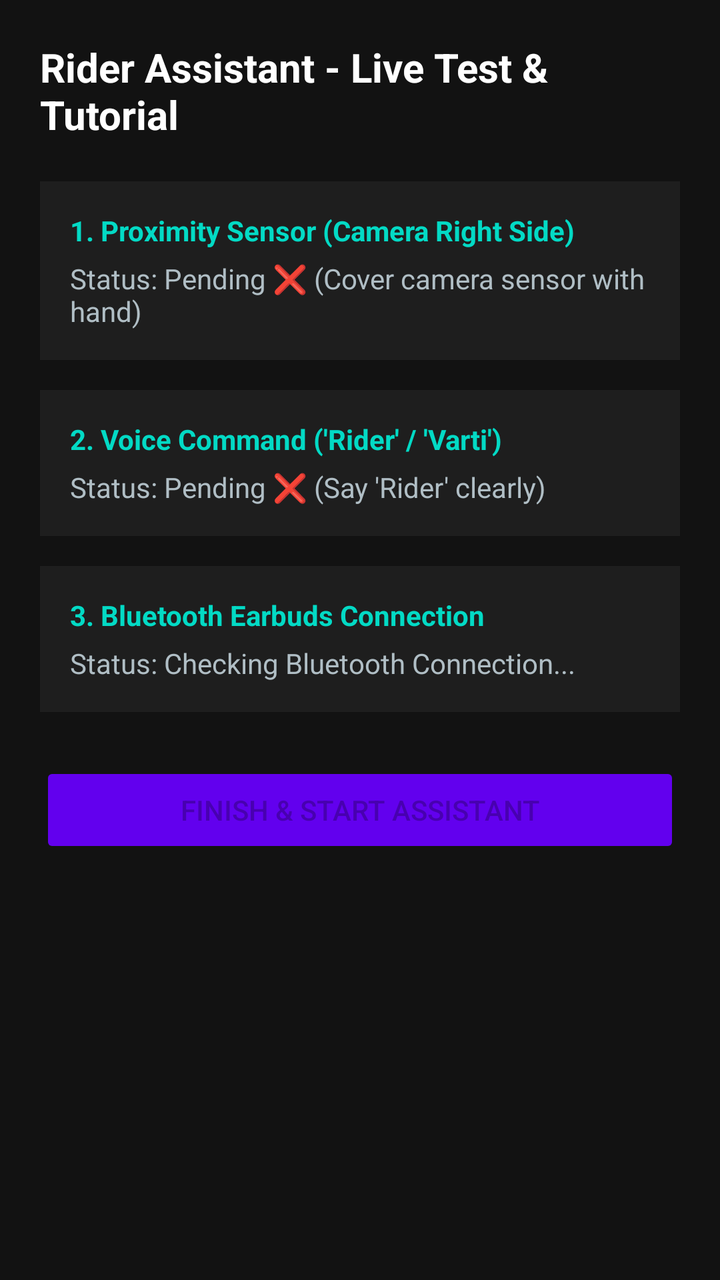
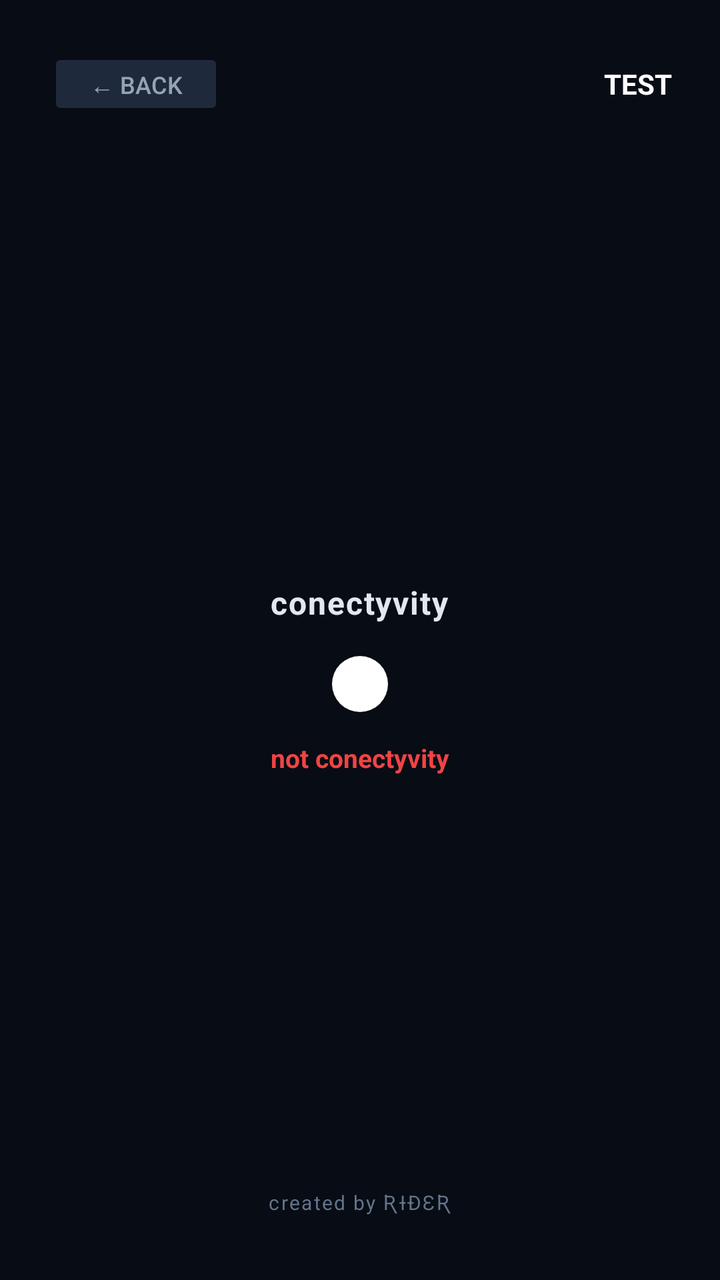

Compare the two renders of this Android layout. The source of the first and the diff that turns it into the second are given below.
<!-- AndroidManifest.xml: application theme Theme.RiderAssistant -->
<!-- res/layout/activity_tutorial.xml -->
<?xml version="1.0" encoding="utf-8"?>
<LinearLayout xmlns:android="http://schemas.android.com/apk/res/android"
    android:layout_width="match_parent"
    android:layout_height="match_parent"
    android:orientation="vertical"
    android:padding="20dp"
    android:gravity="center_horizontal"
    android:background="#121212">

    <TextView
        android:layout_width="wrap_content"
        android:layout_height="wrap_content"
        android:text="Rider Assistant - Live Test &amp; Tutorial"
        android:textSize="20sp"
        android:textStyle="bold"
        android:textColor="#FFFFFF"
        android:layout_marginBottom="20dp"/>

    
    <LinearLayout
        android:layout_width="match_parent"
        android:layout_height="wrap_content"
        android:orientation="vertical"
        android:background="#1E1E1E"
        android:padding="15dp"
        android:layout_marginBottom="15dp">

        <TextView
            android:layout_width="wrap_content"
            android:layout_height="wrap_content"
            android:text="1. Proximity Sensor (Camera Right Side)"
            android:textColor="#03DAC5"
            android:textStyle="bold"/>

        <TextView
            android:id="@+id/txtProxStatus"
            android:layout_width="wrap_content"
            android:layout_height="wrap_content"
            android:text="Status: Pending ❌ (Cover camera sensor with hand)"
            android:textColor="#B0BEC5"
            android:layout_marginTop="5dp"/>
    </LinearLayout>

    
    <LinearLayout
        android:layout_width="match_parent"
        android:layout_height="wrap_content"
        android:orientation="vertical"
        android:background="#1E1E1E"
            android:padding="15dp"
        android:layout_marginBottom="15dp">

        <TextView
            android:layout_width="wrap_content"
            android:layout_height="wrap_content"
            android:text="2. Voice Command ('Rider' / 'Varti')"
            android:textColor="#03DAC5"
            android:textStyle="bold"/>

        <TextView
            android:id="@+id/txtVoiceStatus"
            android:layout_width="wrap_content"
            android:layout_height="wrap_content"
            android:text="Status: Pending ❌ (Say 'Rider' clearly)"
            android:textColor="#B0BEC5"
            android:layout_marginTop="5dp"/>
    </LinearLayout>

    
    <LinearLayout
        android:layout_width="match_parent"
        android:layout_height="wrap_content"
        android:orientation="vertical"
        android:background="#1E1E1E"
        android:padding="15dp"
        android:layout_marginBottom="25dp">

        <TextView
            android:layout_width="wrap_content"
            android:layout_height="wrap_content"
            android:text="3. Bluetooth Earbuds Connection"
            android:textColor="#03DAC5"
            android:textStyle="bold"/>

        <TextView
            android:id="@+id/txtBtStatus"
            android:layout_width="wrap_content"
            android:layout_height="wrap_content"
            android:text="Status: Checking Bluetooth Connection..."
            android:textColor="#B0BEC5"
            android:layout_marginTop="5dp"/>
    </LinearLayout>

    <Button
        android:id="@+id/btnFinishTest"
        android:layout_width="match_parent"
        android:layout_height="wrap_content"
        android:text="Finish &amp; Start Assistant"
        android:backgroundTint="#6200EE"
        android:enabled="false"/>

</LinearLayout>
<!-- resources referenced by this layout -->
<resources>
  <style name="Theme.RiderAssistant" parent="Theme.AppCompat.DayNight.NoActionBar">
          <item name="android:windowBackground">#0B0F19</item>
          <item name="android:statusBarColor">#0B0F19</item>
          <item name="android:navigationBarColor">#0F172A</item>
          <item name="colorPrimary">#38BDF8</item>
          <item name="colorPrimaryDark">#0284C7</item>
          <item name="colorAccent">#38BDF8</item>
      </style>
</resources>

<!-- the commit's change to res/layout/activity_tutorial.xml (unified diff, before → after) -->
@@ -3,100 +3,91 @@
     android:layout_width="match_parent"
     android:layout_height="match_parent"
     android:orientation="vertical"
-    android:padding="20dp"
-    android:gravity="center_horizontal"
-    android:background="#121212">
-
-    <TextView
-        android:layout_width="wrap_content"
-        android:layout_height="wrap_content"
-        android:text="Rider Assistant - Live Test &amp; Tutorial"
-        android:textSize="20sp"
-        android:textStyle="bold"
-        android:textColor="#FFFFFF"
-        android:layout_marginBottom="20dp"/>
+    android:background="#080C14"
+    android:padding="24dp"
+    android:gravity="center_horizontal">
 
     
     <LinearLayout
         android:layout_width="match_parent"
         android:layout_height="wrap_content"
-        android:orientation="vertical"
-        android:background="#1E1E1E"
-        android:padding="15dp"
-        android:layout_marginBottom="15dp">
+        android:orientation="horizontal"
+        android:gravity="center_vertical"
+        android:layout_marginBottom="24dp">
+
+        <Button
+            android:id="@+id/btnBack"
+            android:layout_width="wrap_content"
+            android:layout_height="36dp"
+            android:text="← back"
+            android:textSize="12sp"
+            android:textColor="#94A3B8"
+            android:backgroundTint="#1E293B"
+            android:paddingStart="12dp"
+            android:paddingEnd="12dp"/>
 
         <TextView
-            android:layout_width="wrap_content"
+            android:id="@+id/txtTestType"
+            android:layout_width="0dp"
             android:layout_height="wrap_content"
-            android:text="1. Proximity Sensor (Camera Right Side)"
-            android:textColor="#03DAC5"
-            android:textStyle="bold"/>
-
-        <TextView
-            android:id="@+id/txtProxStatus"
-            android:layout_width="wrap_content"
-            android:layout_height="wrap_content"
-            android:text="Status: Pending ❌ (Cover camera sensor with hand)"
-            android:textColor="#B0BEC5"
-            android:layout_marginTop="5dp"/>
+            android:layout_weight="1"
+            android:text="test"
+            android:textSize="14sp"
+            android:textStyle="bold"
+            android:textColor="#FFFFFF"
+            android:gravity="end"
+            android:textAllCaps="true"/>
     </LinearLayout>
 
     
     <LinearLayout
         android:layout_width="match_parent"
-        android:layout_height="wrap_content"
+        android:layout_height="0dp"
+        android:layout_weight="1"
         android:orientation="vertical"
-        android:background="#1E1E1E"
-            android:padding="15dp"
-        android:layout_marginBottom="15dp">
+        android:gravity="center">
 
+        
         <TextView
+            android:id="@+id/txtConnectivityLabel"
             android:layout_width="wrap_content"
             android:layout_height="wrap_content"
-            android:text="2. Voice Command ('Rider' / 'Varti')"
-            android:textColor="#03DAC5"
-            android:textStyle="bold"/>
+            android:text="conectyvity"
+            android:textSize="16sp"
+            android:textColor="#E2E8F0"
+            android:textStyle="bold"
+            android:letterSpacing="0.04"
+            android:layout_marginBottom="16dp"/>
 
+        
+        <View
+            android:id="@+id/viewConnectivityDot"
+            android:layout_width="28dp"
+            android:layout_height="28dp"
+            android:background="@drawable/circle_white_dot"
+            android:layout_marginBottom="14dp"/>
+
+        
         <TextView
-            android:id="@+id/txtVoiceStatus"
+            android:id="@+id/txtNotConnectivity"
             android:layout_width="wrap_content"
             android:layout_height="wrap_content"
-            android:text="Status: Pending ❌ (Say 'Rider' clearly)"
-            android:textColor="#B0BEC5"
-            android:layout_marginTop="5dp"/>
+            android:text="not conectyvity"
+            android:textSize="13sp"
+            android:textColor="#EF4444"
+            android:textStyle="bold"
+            android:visibility="visible"/>
     </LinearLayout>
 
     
-    <LinearLayout
-        android:layout_width="match_parent"
+    <TextView
+        android:layout_width="wrap_content"
         android:layout_height="wrap_content"
-        android:orientation="vertical"
-        android:background="#1E1E1E"
-        android:padding="15dp"
-        android:layout_marginBottom="25dp">
-
-        <TextView
-            android:layout_width="wrap_content"
-            android:layout_height="wrap_content"
-            android:text="3. Bluetooth Earbuds Connection"
-            android:textColor="#03DAC5"
-            android:textStyle="bold"/>
-
-        <TextView
-            android:id="@+id/txtBtStatus"
-            android:layout_width="wrap_content"
-            android:layout_height="wrap_content"
-            android:text="Status: Checking Bluetooth Connection..."
-            android:textColor="#B0BEC5"
-            android:layout_marginTop="5dp"/>
-    </LinearLayout>
-
-    <Button
-        android:id="@+id/btnFinishTest"
-        android:layout_width="match_parent"
-        android:layout_height="wrap_content"
-        android:text="Finish &amp; Start Assistant"
-        android:backgroundTint="#6200EE"
-        android:enabled="false"/>
+        android:text="created by ƦƗƉƐƦ"
+        android:textSize="10sp"
+        android:textColor="#64748B"
+        android:gravity="center"
+        android:letterSpacing="0.08"
+        android:layout_marginBottom="8dp"/>
 
 </LinearLayout>
<!-- resource entries referenced after the edit -->
@@ -1,5 +1,14 @@
 <!-- resources referenced by this layout -->
 <resources>
+  <!-- drawable circle_white_dot (drawable) -->
+  <?xml version="1.0" encoding="utf-8"?>
+  <shape xmlns:android="http://schemas.android.com/apk/res/android"
+      android:shape="oval">
+      <solid android:color="#FFFFFF" />
+      <size
+          android:width="28dp"
+          android:height="28dp" />
+  </shape>
   <style name="Theme.RiderAssistant" parent="Theme.AppCompat.DayNight.NoActionBar">
           <item name="android:windowBackground">#0B0F19</item>
           <item name="android:statusBarColor">#0B0F19</item>
